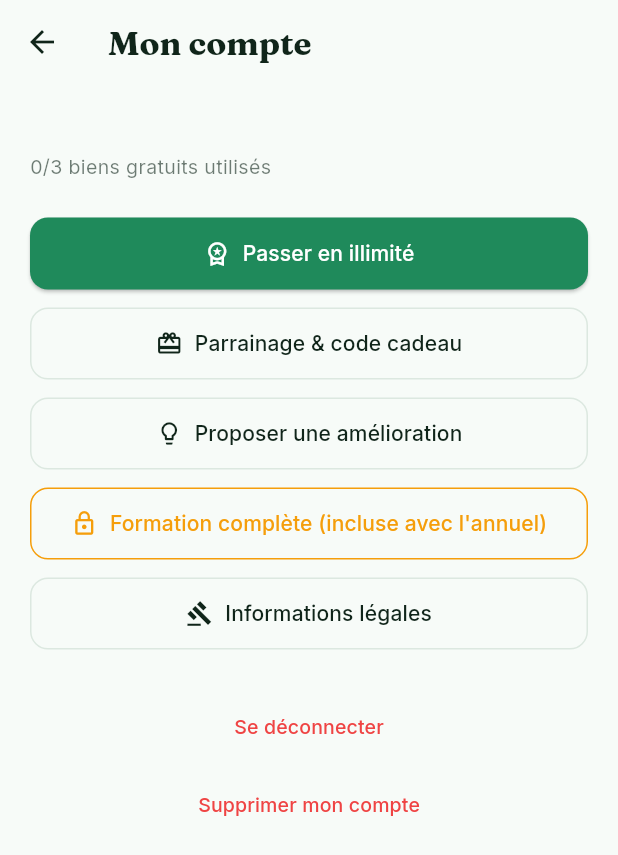
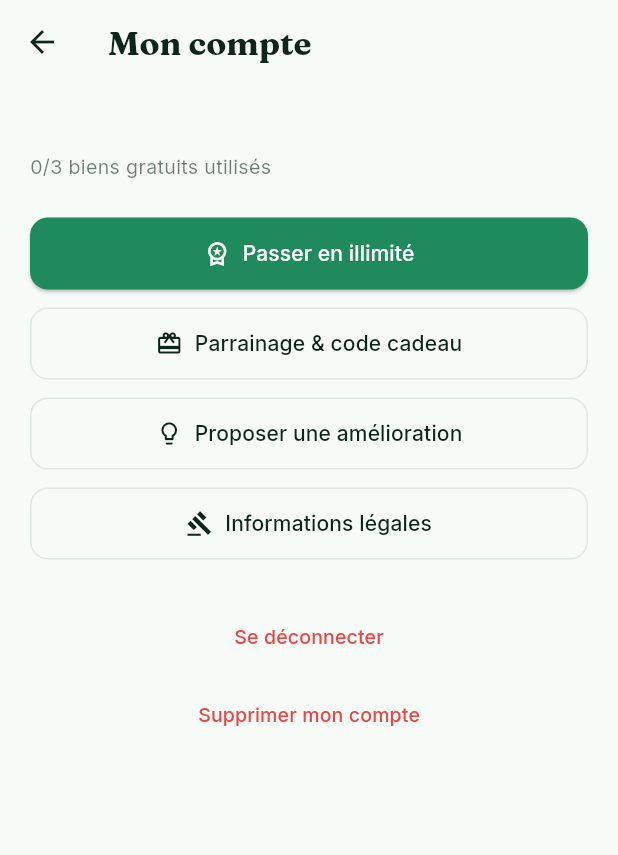
Before and after one commit to didouscossss/Didou-immo, a Flutter app: the AccountScreen screen opened directly, on a phone screen of 412 x 824 dp. Shown: the top 855 px of the screen. Run offline on Flutter 3.47's test engine with Material 3 defaults, Android fonts, the phone set to English and light mode, and no system bars; our stand-ins replace cloud_firestore, cloud_functions, file_picker, firebase_auth, firebase_core, firebase_storage and 10 more; missing offline and left inert: dart:js_interop, in_app_purchase_android; accounts and stored records are empty; network calls fail.

Commit message:
Fait de la formation un onglet principal à part entière (#183)
Ajoute AppTab.formation en dernière position de kDefaultTabOrder (et
du filet de sécurité qui rajoute tout nouvel onglet en fin de liste
pour un compte ayant déjà personnalisé le sien) : la formation
devient un onglet comme Guide/Bien/Marché..., plus un écran poussé
depuis "Mon compte".

- FormationScreen n'a plus son propre Scaffold/AppBar (même principe
  que GuideCompletScreen ou les autres écrans d'onglet) — rendu
  directement dans le PageView de RendementHome.
- Bouton "Formation complète" retiré de AccountScreen, devenu
  redondant avec l'onglet.
- Guide reste en première position par défaut (déjà le cas, non
  modifié) : c'est la formation qui est ajoutée en dernier.


Claude-Session: https://claude.ai/code/session_01NBqLjwkqjP62ZSYp1E2rxG

Co-authored-by: Claude <noreply@anthropic.com>

```diff
--- a/lib/models/app_tab.dart
+++ b/lib/models/app_tab.dart
@@ -3,7 +3,7 @@
 /// l'écran "Personnaliser mon affichage". Le nom de l'enum (`.name`) sert de
 /// clé de sérialisation : ne pas renommer une valeur existante sans migrer
 /// les préférences déjà enregistrées sur l'appareil des utilisateurs.
-enum AppTab { guide, calc, marche, carte, fisc, proj, biens, patrimoine }
+enum AppTab { guide, calc, marche, carte, fisc, proj, biens, patrimoine, formation }
 
 /// Ordre par défaut (celui d'origine, avant toute personnalisation) — sert
 /// aussi de filet de sécurité : toute valeur absente d'un ordre personnalisé
@@ -23,4 +23,9 @@ const List<AppTab> kDefaultTabOrder = [
   AppTab.proj,
   AppTab.biens,
   AppTab.patrimoine,
+  // En dernier (voir la doc du filet de sécurité ci-dessus) : pour un compte
+  // ayant déjà personnalisé l'ordre de ses onglets avant l'ajout de la
+  // formation, ce nouvel onglet est rajouté en fin de liste plutôt
+  // qu'inséré arbitrairement quelque part au milieu.
+  AppTab.formation,
 ];
--- a/lib/screens/account/account_screen.dart
+++ b/lib/screens/account/account_screen.dart
@@ -6,7 +6,6 @@ import '../../state/user_account_state.dart';
 import '../../theme/app_theme.dart';
 import '../../widgets/arrival_bounce.dart';
 import '../admin/admin_screen.dart';
-import '../formation/formation_screen.dart';
 import '../legal/legal_screens.dart';
 import '../paywall/paywall_screen.dart';
 import '../referral/referral_screen.dart';
@@ -96,24 +95,6 @@ class AccountScreen extends StatelessWidget {
               ),
             ),
           ],
-          const SizedBox(height: 12),
-          // Visible par tout le monde (plus réservée aux admins) : incluse
-          // avec l'abonnement annuel (voir UserAccountState.hasFormationAccess
-          // et FormationScreen, qui affiche lui-même l'argumentaire de vente
-          // si le compte n'a pas (encore) cet accès).
-          OutlinedButton.icon(
-            onPressed: () => Navigator.of(context).push(MaterialPageRoute(builder: (_) => const FormationScreen())),
-            icon: Icon(account.hasFormationAccess ? Icons.school_outlined : Icons.lock_outline),
-            label: Text(account.hasFormationAccess
-                ? 'Formation complète'
-                : 'Formation complète (incluse avec l\'annuel)'),
-            style: OutlinedButton.styleFrom(
-              foregroundColor: AppColors.gold,
-              side: BorderSide(color: AppColors.gold),
-              padding: const EdgeInsets.symmetric(vertical: 14),
-              shape: RoundedRectangleBorder(borderRadius: BorderRadius.circular(12)),
-            ),
-          ),
           const SizedBox(height: 12),
           OutlinedButton.icon(
             onPressed: () => Navigator.of(context).push(MaterialPageRoute(builder: (_) => const LegalHubScreen())),
--- a/lib/screens/formation/formation_screen.dart
+++ b/lib/screens/formation/formation_screen.dart
@@ -22,6 +22,12 @@ import 'formation_module_screen.dart';
 /// Cet écran ne sert que de sommaire — une carte par module, qui ouvre la
 /// lecture leçon par leçon ([FormationModuleScreen]), quiz de fin de module
 /// compris.
+///
+/// Onglet principal à part entière (`AppTab.formation`, en dernier dans
+/// `kDefaultTabOrder`), pas un écran poussé en navigation — voir
+/// `RendementHome._buildActiveScreen`. N'a donc pas son propre
+/// Scaffold/AppBar (voir `build` ci-dessous), comme les autres contenus
+/// d'onglet (ex. `GuideCompletScreen`).
 class FormationScreen extends StatelessWidget {
   const FormationScreen({super.key});
 
@@ -32,9 +38,11 @@ class FormationScreen extends StatelessWidget {
   Widget build(BuildContext context) {
     final account = context.watch<UserAccountState>();
     final hasAccess = account.hasFormationAccess;
-    return Scaffold(
-      appBar: AppBar(title: const Text('Formation complète')),
-      body: ListView(
+    // Pas de Scaffold/AppBar ici : affiché comme le contenu d'un onglet
+    // principal (voir RendementHome._buildActiveScreen), qui fournit déjà sa
+    // propre bande du haut et sa barre d'onglets — même principe que
+    // GuideCompletScreen ou les autres écrans d'onglet.
+    return ListView(
       padding: const EdgeInsets.all(20),
       children: [
         _buildAccessNotice(context, account),
@@ -56,7 +64,6 @@ class FormationScreen extends StatelessWidget {
         for (int i = 0; i < formationModules.length; i++)
           _ModuleSummaryCard(module: formationModules[i], index: i, locked: !hasAccess),
       ],
-      ),
     );
   }
 
--- a/lib/screens/rendement/app_tab_meta.dart
+++ b/lib/screens/rendement/app_tab_meta.dart
@@ -20,4 +20,5 @@ const Map<AppTab, AppTabMeta> kTabMeta = {
   AppTab.proj: AppTabMeta('Projection', Icons.trending_up),
   AppTab.biens: AppTabMeta('Comparer', Icons.layers_outlined),
   AppTab.patrimoine: AppTabMeta('Patrimoine', Icons.insights_outlined),
+  AppTab.formation: AppTabMeta('Formation', Icons.school_outlined),
 };
--- a/lib/screens/rendement/guide_complet_screen.dart
+++ b/lib/screens/rendement/guide_complet_screen.dart
@@ -431,6 +431,8 @@ Color _tabColor(AppTab tab) {
       return const Color(0xFFD4A72C);
     case AppTab.patrimoine:
       return const Color(0xFF2FA39B);
+    case AppTab.formation:
+      return const Color(0xFFC9A227);
   }
 }
 
--- a/lib/screens/rendement/rendement_home.dart
+++ b/lib/screens/rendement/rendement_home.dart
@@ -9,6 +9,7 @@ import '../../state/user_account_state.dart';
 import '../../theme/app_theme.dart';
 import '../../widgets/niveau_toggle.dart';
 import '../account/account_screen.dart';
+import '../formation/formation_screen.dart';
 import '../paywall/paywall_screen.dart';
 import 'app_tab_meta.dart';
 import 'biens_screen.dart';
@@ -474,6 +475,8 @@ class _RendementHomeState extends State<RendementHome> {
         return BiensScreen(key: themeKey, onEdit: () => _setActive(AppTab.calc));
       case AppTab.patrimoine:
         return PatrimoineScreen(key: themeKey);
+      case AppTab.formation:
+        return FormationScreen(key: themeKey);
     }
   }
 
--- a/pubspec.yaml
+++ b/pubspec.yaml
@@ -1,7 +1,7 @@
 name: didou_immo
 description: Didou Immo — calculateur de rentabilité immobilière, aide à l'achat.
 publish_to: 'none'
-version: 1.0.0+33
+version: 1.0.0+34
 
 environment:
   sdk: ^3.9.0
```
Lines whose indentation alone changed are shown as unchanged.
